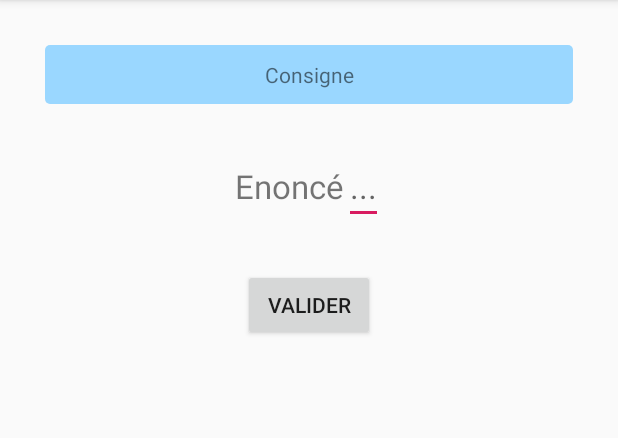
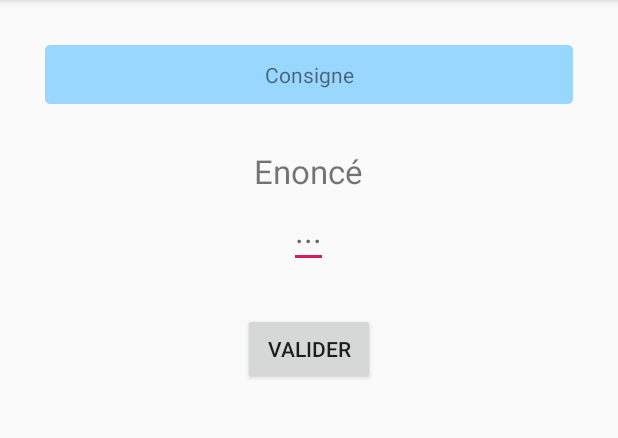
Before and after one commit to Arthurtg42/GrowCerveau, an Android app: the QASActivity screen opened directly, with no data from a screen before it, on a phone screen of 412 x 824 dp, the part 84-522 px from its top. Run offline under Robolectric (Android 15) with nearby library versions, the light colour scheme and no system bars; our stand-ins replace Room's generated code; 3 statements that could not run were skipped.

Commit message:
fix layout qas_activity (orientation vertical)

```diff
--- a/app/src/main/res/layout/activity_qas.xml
+++ b/app/src/main/res/layout/activity_qas.xml
@@ -27,7 +27,8 @@
         android:layout_marginTop="30dp"
         android:layout_marginLeft="30dp"
         android:layout_marginRight="30dp"
-        android:layout_marginBottom="30dp">
+        android:layout_marginBottom="30dp"
+        android:orientation="vertical">
 
         <TextView
         android:id="@+id/qas_enonce"
```
